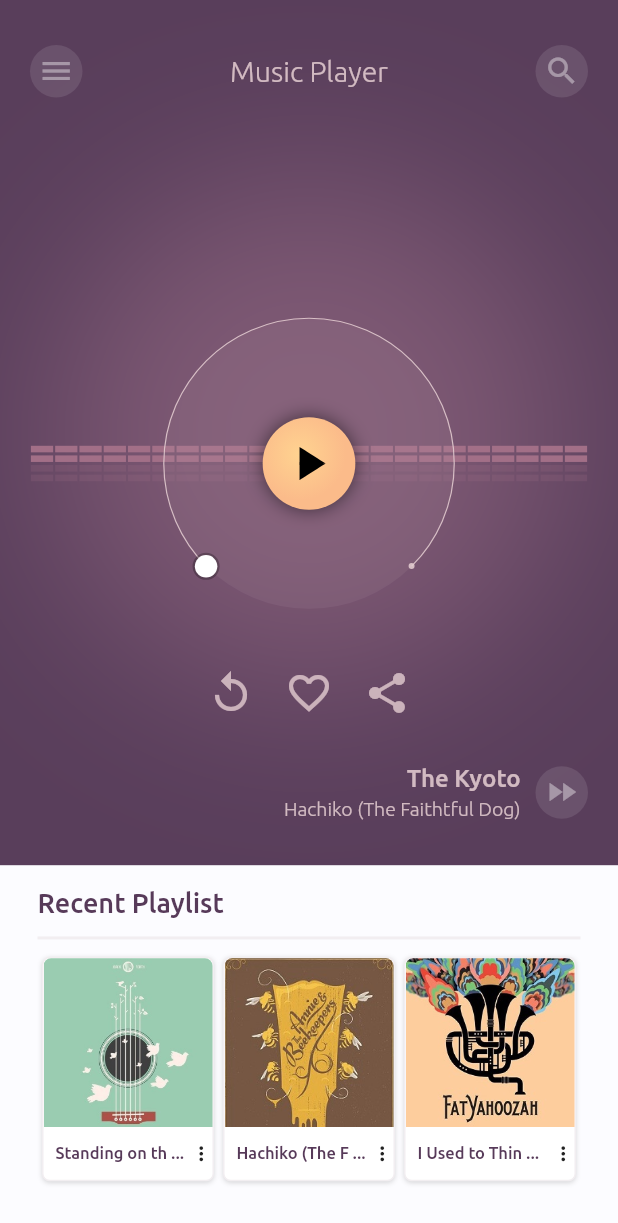
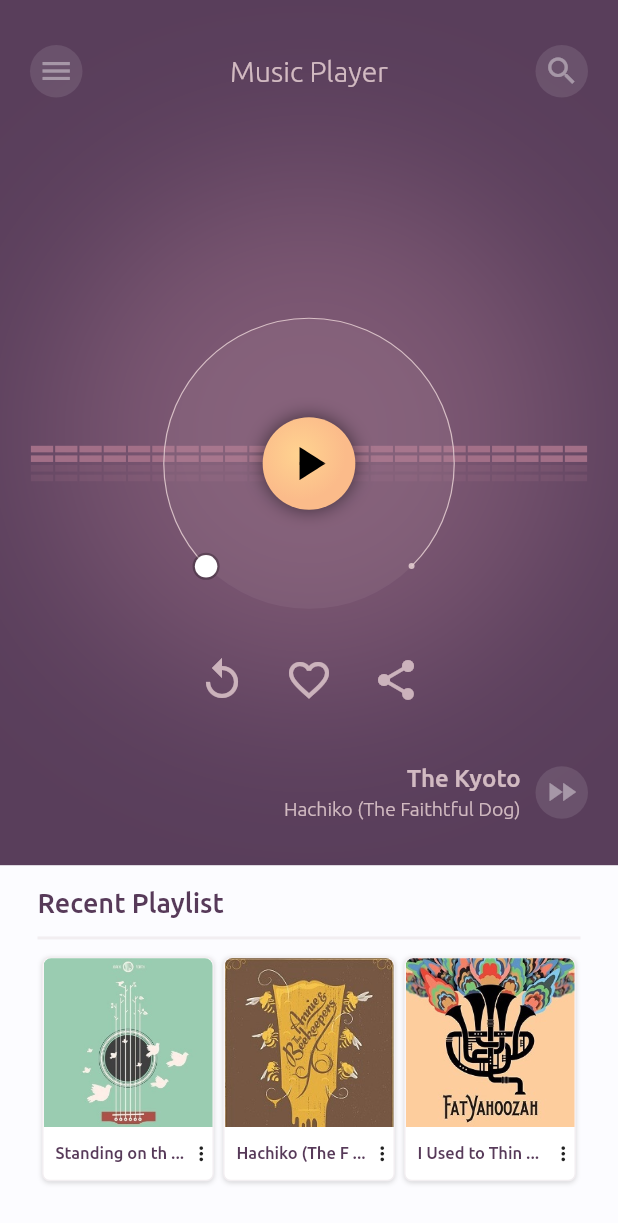
Before and after one commit to JKPK/weekly_flutter_challenge_5_music_player_ui, a Flutter app: the screen it shows after launch, on a phone screen of 412 x 824 dp. Shown: the top 1223 px of the screen. Run offline on Flutter 3.47's test engine with Material 2 defaults, Android fonts, the phone set to English and light mode, and no system bars; our stand-ins replace audioplayers.

Commit message:
Added feedback on song buttons, replay now works.

```diff
--- a/lib/providers/player_provider.dart
+++ b/lib/providers/player_provider.dart
@@ -98,6 +98,10 @@ class PlayerProvider extends ChangeNotifier {
     audioPlayer.pause();
   }
 
+  void seekSecond(int seconds) {
+    audioPlayer.seek(Duration(seconds: seconds));
+  }
+
   PlayerProvider() {
     _audioPlayer = AudioPlayer();
 
--- a/lib/widgets/player_current_song.dart
+++ b/lib/widgets/player_current_song.dart
@@ -147,7 +147,7 @@ class CurrentSongButtons extends StatelessWidget {
   Widget build(BuildContext context) {
     return Container(
       margin: EdgeInsets.only(
-        top: MediaQuery.of(context).size.height * .25 +
+        top: MediaQuery.of(context).size.height * .24 +
             MediaQuery.of(context).size.width * .5,
       ),
       child: Container(
@@ -158,26 +158,40 @@ class CurrentSongButtons extends StatelessWidget {
         child: Row(
           mainAxisAlignment: MainAxisAlignment.center,
           children: <Widget>[
-            Icon(
+            IconButton(
+              onPressed: () {
+                Provider.of<PlayerProvider>(context).seekSecond(0);
+              },
+              icon: Icon(
                 Icons.replay,
                 color: textLightColor.withOpacity(.8),
-              size: 32,
+              ),
+              padding: EdgeInsets.all(0),
+              iconSize: 32,
             ),
             SizedBox(
-              width: 20,
+              width: 10,
             ),
-            Icon(
+            IconButton(
+              onPressed: () {},
+              icon: Icon(
                 Icons.favorite_border,
                 color: textLightColor.withOpacity(.8),
-              size: 32,
+              ),
+              padding: EdgeInsets.all(0),
+              iconSize: 32,
             ),
             SizedBox(
-              width: 20,
+              width: 10,
             ),
-            Icon(
+            IconButton(
+              onPressed: () {},
+              icon: Icon(
                 Icons.share,
                 color: textLightColor.withOpacity(.8),
-              size: 32,
+              ),
+              padding: EdgeInsets.all(0),
+              iconSize: 32,
             ),
           ],
         ),
```
Lines whose indentation alone changed are shown as unchanged.
